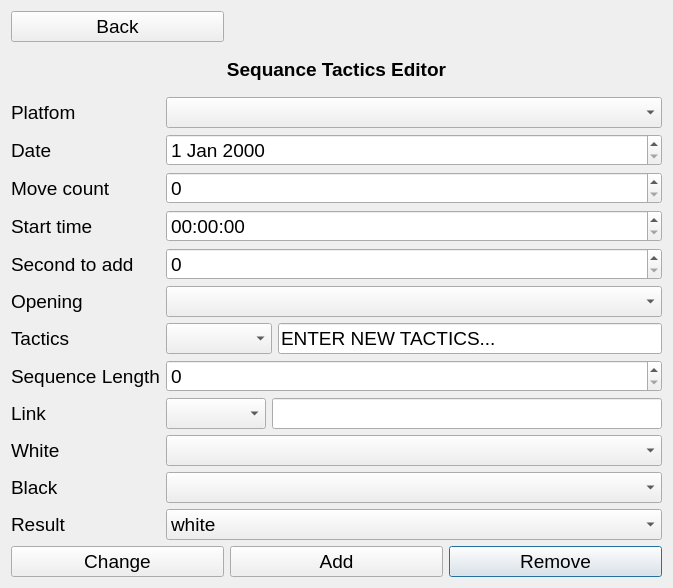
This is ChessDataBase/Code/ChessTactics/gameeditor.ui in Gmel2004/DataBasesLabWorks as Qt 5 draws it before an edit. The edited form follows.
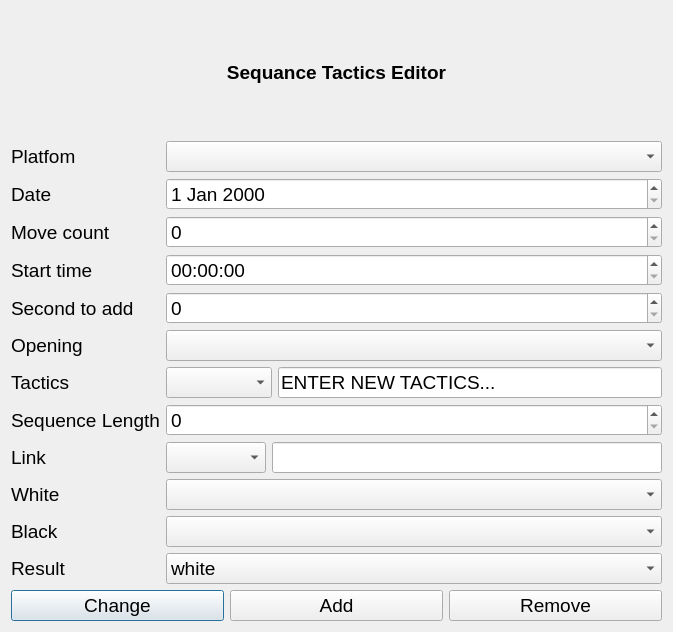
This is the edited form.

```diff
--- a/ChessDataBase/Code/ChessTactics/gameeditor.ui
+++ b/ChessDataBase/Code/ChessTactics/gameeditor.ui
@@ -7,26 +7,26 @@
     <x>0</x>
     <y>0</y>
     <width>673</width>
-    <height>588</height>
+    <height>632</height>
    </rect>
   </property>
   <property name="windowTitle">
    <string>Dialog</string>
   </property>
   <layout class="QGridLayout" name="gridLayout_2">
-   <item row="3" column="2">
-    <widget class="QPushButton" name="remove">
+   <item row="2" column="0">
+    <widget class="QPushButton" name="change">
      <property name="font">
       <font>
        <pointsize>14</pointsize>
       </font>
      </property>
      <property name="text">
-      <string>Remove</string>
+      <string>Change</string>
      </property>
     </widget>
    </item>
-   <item row="2" column="0" colspan="3">
+   <item row="1" column="0" colspan="3">
     <layout class="QGridLayout" name="gridLayout">
      <item row="4" column="0">
       <widget class="QLabel" name="label_4">
@@ -318,19 +318,19 @@
      </item>
     </layout>
    </item>
-   <item row="3" column="0">
-    <widget class="QPushButton" name="change">
+   <item row="2" column="2">
+    <widget class="QPushButton" name="remove">
      <property name="font">
       <font>
        <pointsize>14</pointsize>
       </font>
      </property>
      <property name="text">
-      <string>Change</string>
+      <string>Remove</string>
      </property>
     </widget>
    </item>
-   <item row="3" column="1">
+   <item row="2" column="1">
     <widget class="QPushButton" name="add">
      <property name="font">
       <font>
@@ -342,7 +342,7 @@
      </property>
     </widget>
    </item>
-   <item row="1" column="0" colspan="3">
+   <item row="0" column="0" colspan="3">
     <widget class="QLabel" name="label_12">
      <property name="font">
       <font>
@@ -354,18 +354,6 @@
      </property>
     </widget>
    </item>
-   <item row="0" column="0">
-    <widget class="QPushButton" name="moveBack">
-     <property name="font">
-      <font>
-       <pointsize>14</pointsize>
-      </font>
-     </property>
-     <property name="text">
-      <string>Back</string>
-     </property>
-    </widget>
-   </item>
   </layout>
  </widget>
  <resources/>
```
